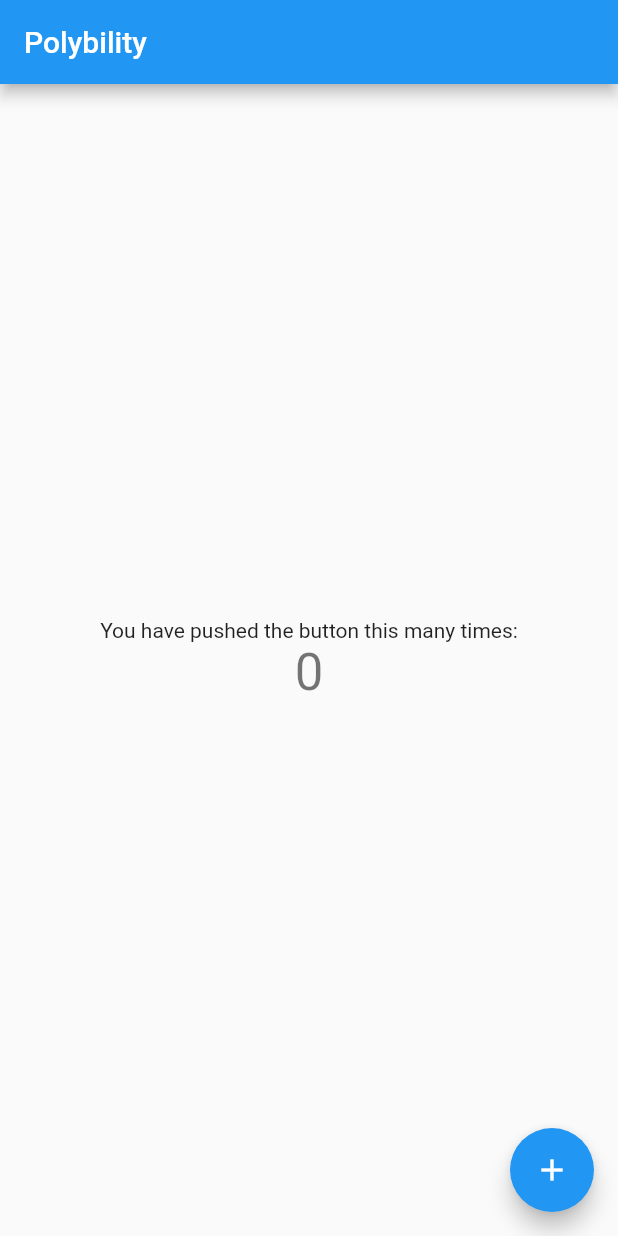
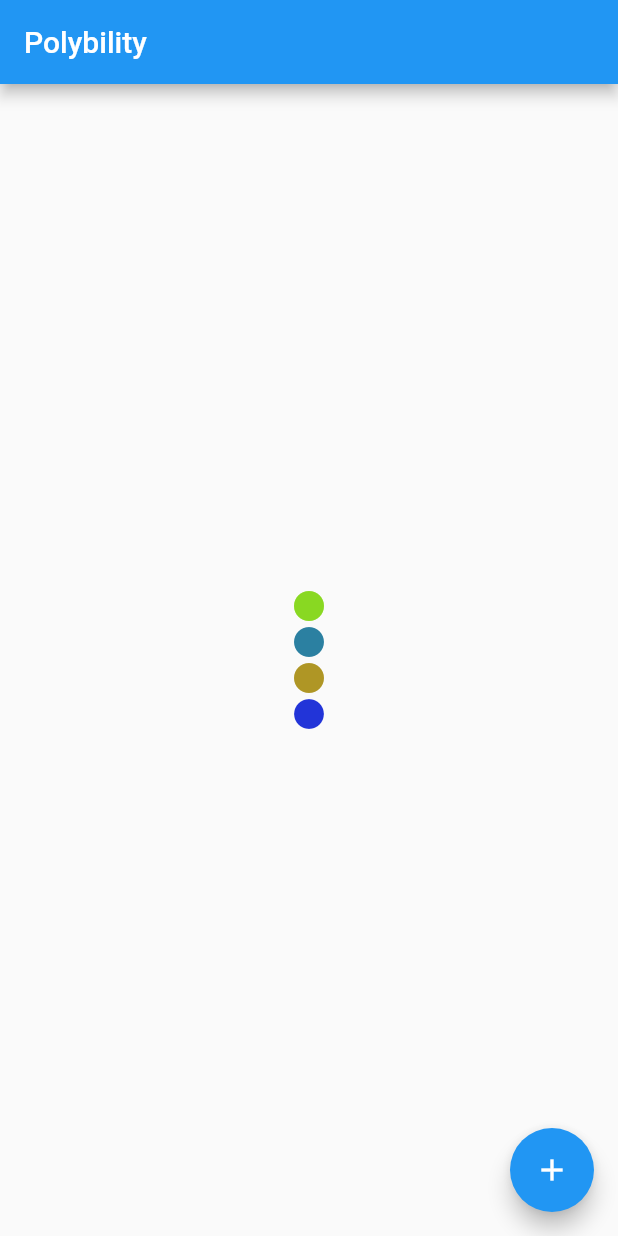
Before and after one commit to Voklen/Polybility, a Flutter app: the screen it shows after launch, on a phone screen of 412 x 824 dp. Run offline on Flutter 3.47's test engine with Material 2 defaults, Android fonts, the phone set to English and light mode, and no system bars.

Commit message:
Add level widget

```diff
--- a/lib/main.dart
+++ b/lib/main.dart
@@ -46,14 +46,11 @@ class _MyHomePageState extends State<MyHomePage> {
       body: Center(
         child: Column(
           mainAxisAlignment: MainAxisAlignment.center,
-          children: <Widget>[
-            const Text(
-              'You have pushed the button this many times:',
-            ),
-            Text(
-              '$_counter',
-              style: Theme.of(context).textTheme.headline4,
-            ),
+          children: const <Widget>[
+            Level(color: Color.fromARGB(255, 137, 216, 34)),
+            Level(color: Color.fromARGB(255, 43, 128, 161)),
+            Level(color: Color.fromARGB(255, 175, 150, 37)),
+            Level(color: Color.fromARGB(255, 34, 52, 216)),
           ],
         ),
       ),
@@ -65,3 +62,22 @@ class _MyHomePageState extends State<MyHomePage> {
     );
   }
 }
+
+class Level extends StatefulWidget {
+  const Level({super.key, required this.color});
+
+  final Color color;
+
+  @override
+  State<Level> createState() => _LevelState();
+}
+
+class _LevelState extends State<Level> {
+  @override
+  Widget build(BuildContext context) {
+    return Icon(
+      Icons.circle,
+      color: widget.color,
+    );
+  }
+}
```
